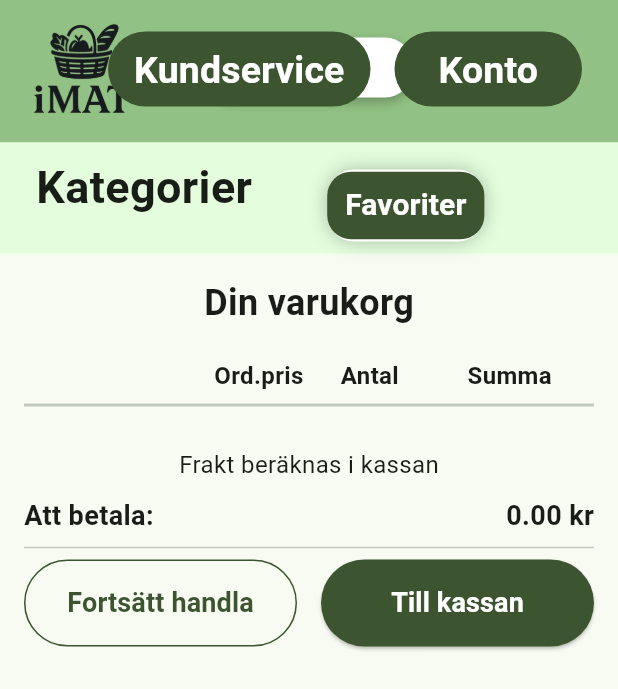
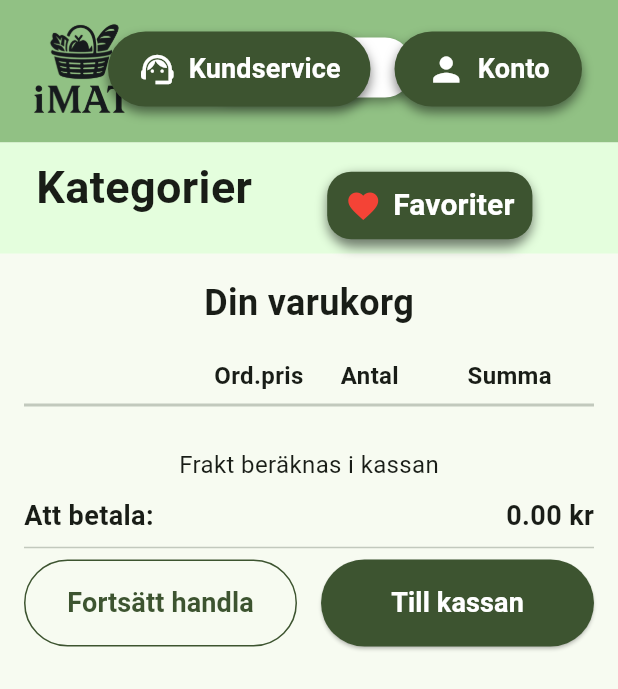
Before and after one commit to EliBawk/Group19-ProjectDAT216, a Flutter app: the CheckoutView screen opened directly, on a phone screen of 412 x 824 dp. Shown: the top 689 px of the screen. Run offline on Flutter 3.47's test engine with Material 3 defaults, Android fonts, the phone set to English and light mode, and no system bars; our stand-ins replace google_fonts; network calls fail.

```diff
--- a/lib/pages/main_view.dart
+++ b/lib/pages/main_view.dart
@@ -59,7 +59,7 @@ class MainView extends StatelessWidget {
               children: [
                 _leftPanel(context, iMat),
                 SizedBox(
-                  width: 970,
+                  width: 780,
                   //height: 400,
                   child: _centerStage(context, products),
                 ),
--- a/lib/pages/start_view.dart
+++ b/lib/pages/start_view.dart
@@ -18,7 +18,6 @@ class StartView extends StatelessWidget {
               onCategoriesPressed: () {
                 Navigator.pop(context);
               },
-
             ),
 
             const SizedBox(height: 20),
@@ -41,16 +40,28 @@ class StartView extends StatelessWidget {
 
             const SizedBox(height: 30),
 
-            // Knappen
-            SizedBox(
+            // Knappen med skugga
+            Container(
               width: 467,
               height: 139,
+              decoration: BoxDecoration(
+                boxShadow: [
+                  BoxShadow(
+                    color: Colors.black.withOpacity(0.5),
+                    blurRadius: 12,
+                    offset: const Offset(0, 6),
+                  ),
+                ],
+                borderRadius: BorderRadius.circular(80),
+              ),
               child: ElevatedButton(
                 style: ElevatedButton.styleFrom(
                   backgroundColor: const Color(0xFF3D5430),
                   shape: RoundedRectangleBorder(
                     borderRadius: BorderRadius.circular(80),
                   ),
+                  elevation: 0, // Elevation sätts till 0 eftersom vi använder BoxShadow istället
+                  shadowColor: Colors.transparent,
                 ),
                 onPressed: () {
                   Navigator.push(
--- a/lib/widgets/custume_header.dart
+++ b/lib/widgets/custume_header.dart
@@ -9,7 +9,8 @@ class CustomHeader extends StatelessWidget {
   const CustomHeader({
     Key? key,
     required this.onAccountPressed,
-    required this.onCartPressed, required Null Function() onCategoriesPressed,
+    required this.onCartPressed,
+    required Null Function() onCategoriesPressed,
   }) : super(key: key);
 
   @override
@@ -19,22 +20,26 @@ class CustomHeader extends StatelessWidget {
       padding: const EdgeInsets.symmetric(vertical: 10, horizontal: 16),
       child: Stack(
         children: [
+          // Vänster: logotyp
           Align(
             alignment: Alignment.centerLeft,
             child: InkWell(
               onTap: () {
-                    Navigator.push(context,
+                Navigator.push(
+                  context,
                   MaterialPageRoute(builder: (context) => MainView()),
                 );
-                }, // Changed to use onCartPressed
+              },
               child: Image.asset(
                 "assets/images/iMat.png",
                 width: 75,
                 height: 75,
                 fit: BoxFit.cover,
-              )
-            )
               ),
+            ),
+          ),
+
+          // Mitten: sökfält
           Padding(
             padding: const EdgeInsets.only(top: 15),
             child: Align(
@@ -48,7 +53,7 @@ class CustomHeader extends StatelessWidget {
                     borderRadius: BorderRadius.circular(18),
                     boxShadow: [
                       BoxShadow(
-                        color: Colors.black26,
+                        color: Colors.black.withOpacity(0.4),
                         blurRadius: 6,
                         offset: Offset(0, 3),
                       ),
@@ -67,13 +72,27 @@ class CustomHeader extends StatelessWidget {
               ),
             ),
           ),
+
+          // Höger: knappar
           Align(
             alignment: Alignment.centerRight,
             child: Row(
               mainAxisSize: MainAxisSize.min,
               children: [
+                // Kundservice-knapp med ikon och skugga
                 Padding(
                   padding: const EdgeInsets.only(left: 8.0, right: 8.0, top: 11),
+                  child: Container(
+                    decoration: BoxDecoration(
+                      boxShadow: [
+                        BoxShadow(
+                          color: Colors.black.withOpacity(0.5),
+                          blurRadius: 6,
+                          offset: Offset(0, 4),
+                        ),
+                      ],
+                      borderRadius: BorderRadius.circular(50),
+                    ),
                     child: TextButton(
                       onPressed: onAccountPressed,
                       style: TextButton.styleFrom(
@@ -84,17 +103,38 @@ class CustomHeader extends StatelessWidget {
                           borderRadius: BorderRadius.circular(50),
                         ),
                       ),
-                    child: Text(
+                      child: Row(
+                        mainAxisSize: MainAxisSize.min,
+                        children: [
+                          const Icon(Icons.support_agent, color: Colors.white, size: 26),
+                          const SizedBox(width: 8),
+                          Text(
                             'Kundservice',
                             style: GoogleFonts.reemKufi(
-                        fontSize: 25,
-                        fontWeight: FontWeight.bold),
+                              fontSize: 18,  // Ändrat till 18
+                              fontWeight: FontWeight.bold,
+                            ),
+                          ),
+                        ],
                       ),
                     ),
                   ),
-                Container(
-                  child: Padding(
+                ),
+
+                // Konto-knapp med ikon och skugga
+                Padding(
                   padding: const EdgeInsets.only(left: 8.0, right: 8.0, top: 11),
+                  child: Container(
+                    decoration: BoxDecoration(
+                      boxShadow: [
+                        BoxShadow(
+                          color: Colors.black.withOpacity(0.5),
+                          blurRadius: 6,
+                          offset: Offset(0, 4),
+                        ),
+                      ],
+                      borderRadius: BorderRadius.circular(50),
+                    ),
                     child: TextButton(
                       onPressed: onAccountPressed,
                       style: TextButton.styleFrom(
@@ -105,11 +145,19 @@ class CustomHeader extends StatelessWidget {
                           borderRadius: BorderRadius.circular(50),
                         ),
                       ),
-                      child: Text(
+                      child: Row(
+                        mainAxisSize: MainAxisSize.min,
+                        children: [
+                          const Icon(Icons.person, color: Colors.white, size: 26),
+                          const SizedBox(width: 8),
+                          Text(
                             'Konto',
                             style: GoogleFonts.reemKufi(
-                          fontSize: 25,
-                          fontWeight: FontWeight.bold),
+                              fontSize: 18,  // Ändrat till 18
+                              fontWeight: FontWeight.bold,
+                            ),
+                          ),
+                        ],
                       ),
                     ),
                   ),
--- a/lib/widgets/lower_header.dart
+++ b/lib/widgets/lower_header.dart
@@ -25,7 +25,7 @@ class LowerHeader extends StatelessWidget {
               'Kategorier',
               style: GoogleFonts.reemKufi(
                 fontSize: 30,
-                fontWeight: FontWeight.w700
+                fontWeight: FontWeight.w700,
               ),
             ),
           ),
@@ -33,12 +33,12 @@ class LowerHeader extends StatelessWidget {
             padding: const EdgeInsets.only(left: 50, top: 10),
             child: Container(
               decoration: BoxDecoration(
-                color: Colors.white,
                 borderRadius: BorderRadius.circular(18),
                 boxShadow: [
                   BoxShadow(
-                    color: Colors.black26,
-                    blurRadius: 10,
+                    color: Colors.black.withOpacity(0.5), // starkare skugga
+                    blurRadius: 6,
+                    offset: Offset(0, 4), // lägre skugga
                   ),
                 ],
               ),
@@ -52,12 +52,23 @@ class LowerHeader extends StatelessWidget {
                     borderRadius: BorderRadius.circular(16),
                   ),
                 ),
-                child: Text(
-                  'Favoriter',
-                  style: GoogleFonts.reemKufi(
-                    fontSize: 20,
-                    fontWeight: FontWeight.bold
-                  ),
+                child: Row(
+                  mainAxisSize: MainAxisSize.min,
+                  children: [
+                    const Icon(
+                      Icons.favorite,
+                      color: Colors.red,
+                      size: 24,
+                    ),
+                    const SizedBox(width: 8),
+                    Text(
+                      'Favoriter',
+                      style: GoogleFonts.reemKufi(
+                        fontSize: 20,
+                        fontWeight: FontWeight.bold,
+                      ),
+                    ),
+                  ],
                 ),
               ),
             ),
```
Lines whose indentation alone changed are shown as unchanged.
